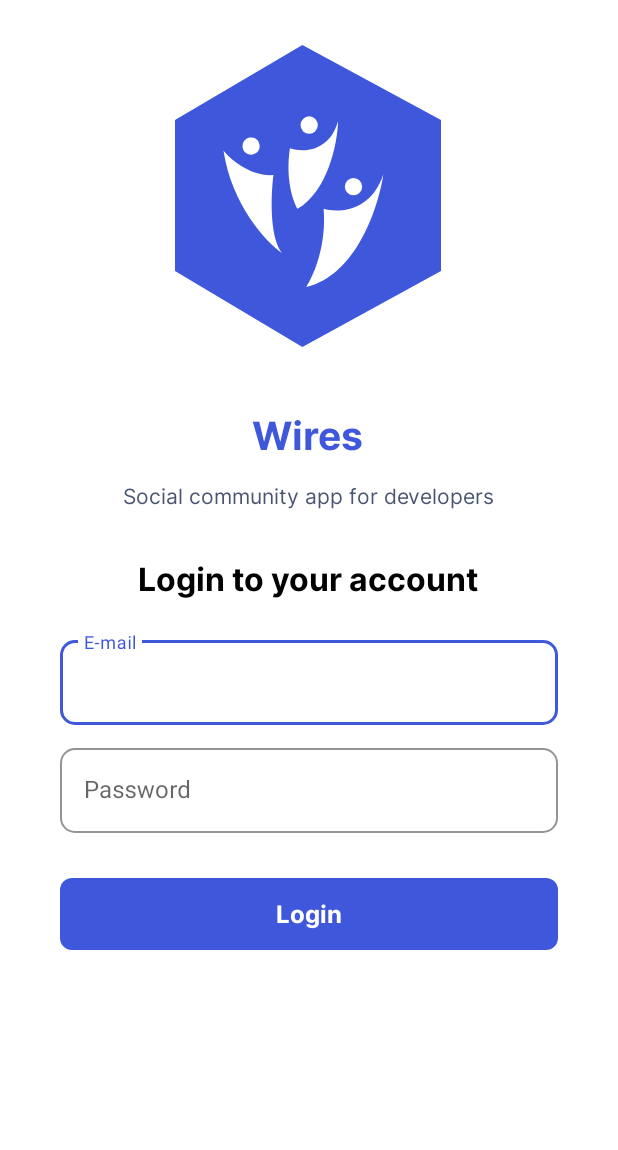
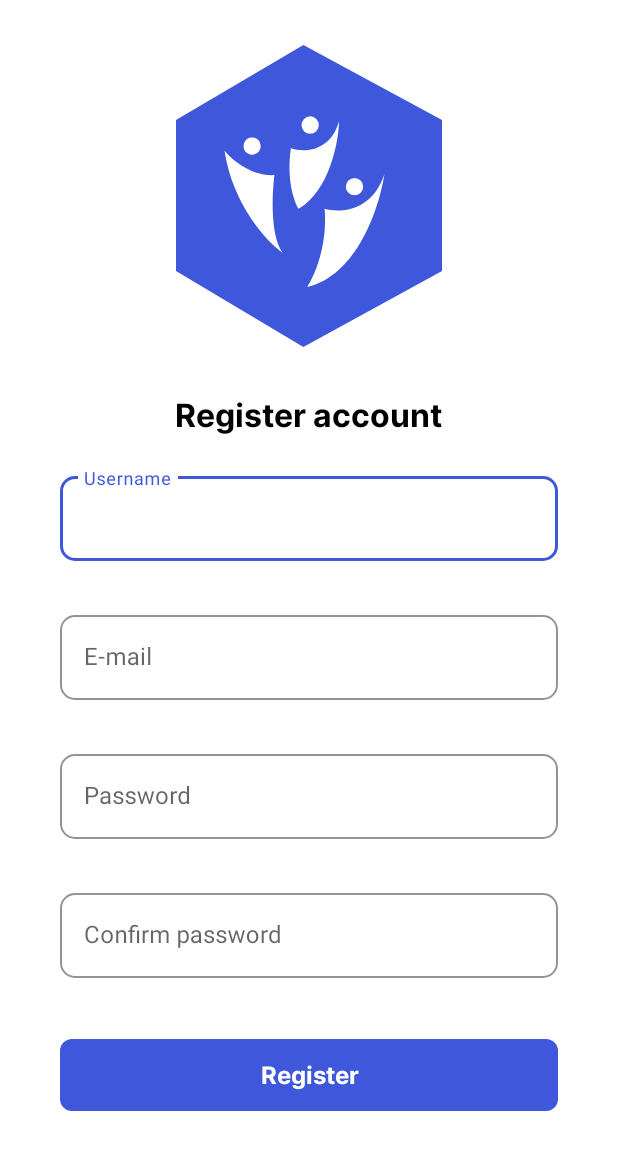
Before and after one commit to MegaR1CK/wires-android, an Android app: the layout fragment_register.xml on its own in the app's theme, with its tools: preview values and no code run, on a phone screen of 412 x 824 dp. Shown: the top 1150 px of the screen. Run offline under Robolectric (Android 15) with nearby library versions, the phone set to English and light mode, and no system bars.

Commit message:
Add register screen, fix login screen

```diff
--- a/app/src/main/java/com/wires/app/di/module/FragmentModule.kt
+++ b/app/src/main/java/com/wires/app/di/module/FragmentModule.kt
@@ -2,6 +2,7 @@ package com.wires.app.di.module
 
 import com.wires.app.presentation.login.LoginFragment
 import com.wires.app.presentation.onboarding.OnboardingFragment
+import com.wires.app.presentation.register.RegisterFragment
 import com.wires.app.presentation.splash.SplashFragment
 import dagger.Module
 import dagger.android.ContributesAndroidInjector
@@ -17,4 +18,7 @@ abstract class FragmentModule {
 
     @ContributesAndroidInjector
     abstract fun loginFragment(): LoginFragment
+
+    @ContributesAndroidInjector
+    abstract fun registerFragment(): RegisterFragment
 }
--- a/app/src/main/java/com/wires/app/di/module/ViewModelModule.kt
+++ b/app/src/main/java/com/wires/app/di/module/ViewModelModule.kt
@@ -6,6 +6,7 @@ import com.wires.app.di.util.ViewModelFactory
 import com.wires.app.di.util.ViewModelKey
 import com.wires.app.presentation.login.LoginViewModel
 import com.wires.app.presentation.onboarding.OnboardingViewModel
+import com.wires.app.presentation.register.RegisterViewModel
 import com.wires.app.presentation.splash.SplashViewModel
 import dagger.Binds
 import dagger.Module
@@ -31,4 +32,9 @@ abstract class ViewModelModule {
     @IntoMap
     @ViewModelKey(LoginViewModel::class)
     abstract fun loginViewModel(viewModel: LoginViewModel): ViewModel
+
+    @Binds
+    @IntoMap
+    @ViewModelKey(RegisterViewModel::class)
+    abstract fun registerViewModel(viewModel: RegisterViewModel): ViewModel
 }
--- a/app/src/main/java/com/wires/app/domain/repository/AuthRepository.kt
+++ b/app/src/main/java/com/wires/app/domain/repository/AuthRepository.kt
@@ -6,8 +6,12 @@ import javax.inject.Inject
 class AuthRepository @Inject constructor(
     private val mockManager: MockManager
 ) {
-    // TODO: return user from method
+    // TODO: return user from methods
     suspend fun loginUser(email: String, passwordHash: String): String {
         return mockManager.loginUser(email, passwordHash)
     }
+
+    suspend fun registerUser(email: String, passwordHash: String, username: String): String {
+        return mockManager.registerUser(email, passwordHash, username)
+    }
 }
--- a/app/src/main/java/com/wires/app/presentation/login/LoginFragment.kt
+++ b/app/src/main/java/com/wires/app/presentation/login/LoginFragment.kt
@@ -9,6 +9,7 @@ import com.wires.app.extensions.getInputText
 import com.wires.app.extensions.hideSoftKeyboard
 import com.wires.app.extensions.showToast
 import com.wires.app.presentation.base.BaseFragment
+import timber.log.Timber
 
 class LoginFragment : BaseFragment<FragmentLoginBinding>() {
 
@@ -45,6 +46,9 @@ class LoginFragment : BaseFragment<FragmentLoginBinding>() {
             result.doOnSuccess {
                 showToast("Success")
             }
+            result.doOnFailure { error ->
+                Timber.e(error.message)
+            }
         }
     }
 }
--- a/app/src/main/java/com/wires/app/presentation/onboarding/OnboardingFragment.kt
+++ b/app/src/main/java/com/wires/app/presentation/onboarding/OnboardingFragment.kt
@@ -23,11 +23,17 @@ class OnboardingFragment : BaseFragment<FragmentOnboardingBinding>() {
         buttonOnboardingLogin.setOnClickListener {
             viewModel.navigateToLogin()
         }
+        buttonOnboardingRegister.setOnClickListener {
+            viewModel.navigateToRegister()
+        }
     }
 
     override fun onBindViewModel() = with(viewModel) {
         navigateToLoginLiveEvent.observe {
             findNavController().navigate(OnboardingFragmentDirections.actionOnboardingFragmentToLoginFragment())
         }
+        navigateToRegisterLiveEvent.observe {
+            findNavController().navigate(OnboardingFragmentDirections.actionOnboardingFragmentToRegisterFragment())
+        }
     }
 }
--- a/app/src/main/java/com/wires/app/presentation/onboarding/OnboardingViewModel.kt
+++ b/app/src/main/java/com/wires/app/presentation/onboarding/OnboardingViewModel.kt
@@ -16,4 +16,8 @@ class OnboardingViewModel @Inject constructor() : BaseViewModel() {
     fun navigateToLogin() {
         _navigateToLoginLiveEvent.postValue(Unit)
     }
+
+    fun navigateToRegister() {
+        _navigateToRegisterLiveEvent.postValue(Unit)
+    }
 }
--- a/app/src/main/res/layout/fragment_login.xml
+++ b/app/src/main/res/layout/fragment_register.xml
@@ -6,40 +6,56 @@
 
     <androidx.core.widget.NestedScrollView
         android:layout_width="match_parent"
-        android:layout_height="match_parent">
+        android:layout_height="wrap_content">
 
         <LinearLayout
             android:layout_width="match_parent"
             android:layout_height="wrap_content"
+            android:orientation="vertical"
+            android:gravity="center_horizontal"
             android:paddingHorizontal="@dimen/auth_horizontal_padding"
-            android:paddingBottom="@dimen/padding_20"
-            android:orientation="vertical"
-            android:gravity="center_horizontal">
+            android:paddingBottom="@dimen/padding_20">
 
-            <include
-                android:id="@+id/viewLoginHeader"
-                layout="@layout/view_app_header"
-                android:layout_width="wrap_content"
-                android:layout_height="wrap_content"
-                android:layout_marginTop="30dp" />
-
-            <TextView
-                android:id="@+id/textViewLoginTitle"
+            <ImageView
+                android:id="@+id/viewRegisterHeader"
                 android:layout_width="wrap_content"
                 android:layout_height="wrap_content"
                 android:layout_marginTop="30dp"
-                android:text="@string/login_title"
+                android:src="@drawable/ic_logo" />
+
+            <TextView
+                android:id="@+id/textViewRegisterTitle"
+                android:layout_width="wrap_content"
+                android:layout_height="wrap_content"
+                android:layout_marginTop="30dp"
+                android:text="@string/register_title"
                 android:textAppearance="@style/FontStyle.Headline5.Bold" />
 
             <com.google.android.material.textfield.TextInputLayout
-                android:id="@+id/textInputLayoutLoginEmail"
+                android:id="@+id/textInputLayoutRegisterUsername"
                 style="@style/TextInputStyle"
                 android:layout_width="match_parent"
                 android:layout_height="wrap_content"
                 android:layout_marginTop="20dp">
 
                 <com.google.android.material.textfield.TextInputEditText
-                    android:id="@+id/editTextLoginEmail"
+                    android:id="@+id/editTextRegisterUsername"
+                    android:layout_width="match_parent"
+                    android:layout_height="wrap_content"
+                    android:hint="@string/username_hint"
+                    android:inputType="text" />
+
+            </com.google.android.material.textfield.TextInputLayout>
+
+            <com.google.android.material.textfield.TextInputLayout
+                android:id="@+id/textInputLayoutRegisterEmail"
+                style="@style/TextInputStyle"
+                android:layout_width="match_parent"
+                android:layout_height="wrap_content"
+                android:layout_marginTop="10dp">
+
+                <com.google.android.material.textfield.TextInputEditText
+                    android:id="@+id/editTextRegisterEmail"
                     android:layout_width="match_parent"
                     android:layout_height="wrap_content"
                     android:hint="@string/email_hint"
@@ -48,14 +64,14 @@
             </com.google.android.material.textfield.TextInputLayout>
 
             <com.google.android.material.textfield.TextInputLayout
-                android:id="@+id/textInputLayoutLoginPassword"
+                android:id="@+id/textInputLayoutRegisterPassword"
                 style="@style/TextInputStyle"
                 android:layout_width="match_parent"
                 android:layout_height="wrap_content"
                 android:layout_marginTop="10dp">
 
                 <com.google.android.material.textfield.TextInputEditText
-                    android:id="@+id/editTextLoginPassword"
+                    android:id="@+id/editTextRegisterPassword"
                     android:layout_width="match_parent"
                     android:layout_height="wrap_content"
                     android:hint="@string/password_hint"
@@ -63,13 +79,30 @@
 
             </com.google.android.material.textfield.TextInputLayout>
 
+            <com.google.android.material.textfield.TextInputLayout
+                android:id="@+id/textInputLayoutRegisterPasswordRepeat"
+                style="@style/TextInputStyle"
+                android:layout_width="match_parent"
+                android:layout_height="wrap_content"
+                android:layout_marginTop="10dp">
+
+                <com.google.android.material.textfield.TextInputEditText
+                    android:id="@+id/editTextRegisterPasswordRepeat"
+                    android:layout_width="match_parent"
+                    android:layout_height="wrap_content"
+                    android:hint="@string/confirm_password_hint"
+                    android:inputType="textPassword" />
+
+            </com.google.android.material.textfield.TextInputLayout>
+
+
             <com.google.android.material.button.MaterialButton
-                android:id="@+id/buttonLogin"
+                android:id="@+id/buttonRegister"
                 style="@style/ButtonStyle"
                 android:layout_width="match_parent"
                 android:layout_height="wrap_content"
-                android:layout_marginTop="30dp"
-                android:text="@string/login_label"
+                android:layout_marginTop="20dp"
+                android:text="@string/register_label"
                 android:textAppearance="@style/FontStyle.ButtonRegular.Bold" />
 
         </LinearLayout>
--- a/app/src/main/res/values/strings.xml
+++ b/app/src/main/res/values/strings.xml
@@ -9,11 +9,15 @@
     <string name="login_label">Login</string>
     <string name="register_label">Register</string>
     <string name="login_title">Login to your account</string>
+    <string name="register_title">Register account</string>
     <string name="email_hint">E-mail</string>
     <string name="password_hint">Password</string>
-    <string name="error_empty_email">E-mail cannot be empty!</string>
+    <string name="confirm_password_hint">Confirm password</string>
+    <string name="username_hint">Username</string>
+    <string name="error_empty_field">Field cannot be empty!</string>
     <string name="error_incorrect_email">Incorrect e-mail!</string>
-    <string name="error_empty_password">Password cannot be empty!</string>
     <string name="error_short_password">Password must contain at least 8 symbols!</string>
     <string name="error_weak_password">Password must contain uppercase and lowercase letters and numbers!</string>
+    <string name="error_different_passwords">Passwords don\'t match!</string>
+    <string name="error_incorrect_username">Username may contain only letters, numbers and whitespaces!</string>
 </resources>
--- a/app/src/main/res/values/styles.xml
+++ b/app/src/main/res/values/styles.xml
@@ -26,5 +26,6 @@
         <item name="boxStrokeColor">?colorPrimary</item>
         <item name="boxStrokeErrorColor">?errorColor</item>
         <item name="errorTextColor">?errorColor</item>
+        <item name="errorEnabled">true</item>
     </style>
 </resources>
```
Also changed, not shown: app/src/main/java/com/wires/app/managers/MockManager.kt (+8 -0 lines), app/src/main/java/com/wires/app/presentation/login/LoginViewModel.kt (+8 -7 lines), app/src/main/java/com/wires/app/presentation/register/RegisterFragment.kt (added, +88 -0 lines), app/src/main/java/com/wires/app/presentation/register/RegisterViewModel.kt (added, +69 -0 lines), app/src/main/java/com/wires/app/presentation/utils/Validator.kt (+19 -2 lines), app/src/main/res/navigation/auth_graph.xml (+10 -0 lines).
